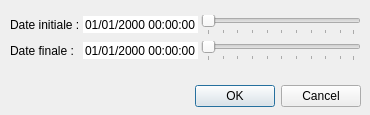
The window that src/interface/onglets/telescope/ajustementdates.ui (mconsidine/previsat_archive) describes before a commit, drawn with Qt 5.
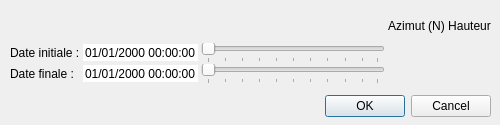
The same window after the commit.

Commit message: Ajout des coordonnees horizontales dans la fenetre d'ajustement de dates dans l'onglet Telescope

The edit to the form file:
```diff
--- a/src/interface/onglets/telescope/ajustementdates.ui
+++ b/src/interface/onglets/telescope/ajustementdates.ui
@@ -9,18 +9,30 @@
    <rect>
     <x>0</x>
     <y>0</y>
-    <width>370</width>
-    <height>115</height>
+    <width>500</width>
+    <height>125</height>
    </rect>
   </property>
+  <property name="minimumSize">
+   <size>
+    <width>500</width>
+    <height>125</height>
+   </size>
+  </property>
+  <property name="maximumSize">
+   <size>
+    <width>500</width>
+    <height>125</height>
+   </size>
+  </property>
   <property name="windowTitle">
    <string>Ajuster les dates...</string>
   </property>
   <widget class="QDialogButtonBox" name="buttonBox">
    <property name="geometry">
     <rect>
-     <x>190</x>
-     <y>80</y>
+     <x>320</x>
+     <y>90</y>
      <width>171</width>
      <height>32</height>
     </rect>
@@ -37,8 +49,8 @@
     <rect>
      <x>10</x>
      <y>10</y>
-     <width>351</width>
-     <height>57</height>
+     <width>481</width>
+     <height>74</height>
     </rect>
    </property>
    <layout class="QGridLayout" name="gridLayout_ajustementDates">
@@ -48,24 +60,8 @@
     <property name="verticalSpacing">
      <number>1</number>
     </property>
-    <item row="0" column="1">
-     <widget class="QDateTimeEdit" name="dateInitiale">
-      <property name="frame">
-       <bool>false</bool>
-      </property>
-      <property name="readOnly">
-       <bool>true</bool>
-      </property>
-      <property name="buttonSymbols">
-       <enum>QAbstractSpinBox::NoButtons</enum>
-      </property>
-      <property name="displayFormat">
-       <string>dd/MM/yyyy HH:mm:ss</string>
-      </property>
-     </widget>
-    </item>
-    <item row="0" column="2">
-     <widget class="QSlider" name="ajustementDateInitiale">
+    <item row="2" column="2">
+     <widget class="QSlider" name="ajustementDateFinale">
       <property name="orientation">
        <enum>Qt::Horizontal</enum>
       </property>
@@ -74,21 +70,57 @@
       </property>
      </widget>
     </item>
-    <item row="0" column="0">
-     <widget class="QLabel" name="lbl_dateInitiale">
-      <property name="text">
-       <string>Date initiale :</string>
-      </property>
-     </widget>
-    </item>
-    <item row="1" column="0">
-     <widget class="QLabel" name="label">
+    <item row="2" column="0">
+     <widget class="QLabel" name="lbl_dateFinale">
       <property name="text">
        <string>Date finale :</string>
       </property>
      </widget>
     </item>
+    <item row="1" column="2">
+     <widget class="QSlider" name="ajustementDateInitiale">
+      <property name="orientation">
+       <enum>Qt::Horizontal</enum>
+      </property>
+      <property name="tickPosition">
+       <enum>QSlider::TicksBelow</enum>
+      </property>
+     </widget>
+    </item>
+    <item row="0" column="3">
+     <widget class="QLabel" name="lbl_azimut">
+      <property name="text">
+       <string>Azimut (N)</string>
+      </property>
+      <property name="alignment">
+       <set>Qt::AlignCenter</set>
+      </property>
+     </widget>
+    </item>
     <item row="1" column="1">
+     <widget class="QDateTimeEdit" name="dateInitiale">
+      <property name="frame">
+       <bool>false</bool>
+      </property>
+      <property name="readOnly">
+       <bool>true</bool>
+      </property>
+      <property name="buttonSymbols">
+       <enum>QAbstractSpinBox::NoButtons</enum>
+      </property>
+      <property name="displayFormat">
+       <string>dd/MM/yyyy HH:mm:ss</string>
+      </property>
+     </widget>
+    </item>
+    <item row="2" column="3">
+     <widget class="QLabel" name="azimutFin">
+      <property name="text">
+       <string/>
+      </property>
+     </widget>
+    </item>
+    <item row="2" column="1">
      <widget class="QDateTimeEdit" name="dateFinale">
       <property name="frame">
        <bool>false</bool>
@@ -104,13 +136,41 @@
       </property>
      </widget>
     </item>
-    <item row="1" column="2">
-     <widget class="QSlider" name="ajustementDateFinale">
-      <property name="orientation">
-       <enum>Qt::Horizontal</enum>
+    <item row="1" column="0">
+     <widget class="QLabel" name="lbl_dateInitiale">
+      <property name="text">
+       <string>Date initiale :</string>
       </property>
-      <property name="tickPosition">
-       <enum>QSlider::TicksBelow</enum>
+     </widget>
+    </item>
+    <item row="1" column="3">
+     <widget class="QLabel" name="azimutDebut">
+      <property name="text">
+       <string/>
+      </property>
+     </widget>
+    </item>
+    <item row="0" column="4">
+     <widget class="QLabel" name="lbl_hauteur">
+      <property name="text">
+       <string>Hauteur</string>
+      </property>
+      <property name="alignment">
+       <set>Qt::AlignCenter</set>
+      </property>
+     </widget>
+    </item>
+    <item row="1" column="4">
+     <widget class="QLabel" name="hauteurDebut">
+      <property name="text">
+       <string/>
+      </property>
+     </widget>
+    </item>
+    <item row="2" column="4">
+     <widget class="QLabel" name="hauteurFin">
+      <property name="text">
+       <string/>
       </property>
      </widget>
     </item>
```
The commit also changes 7 other files.
